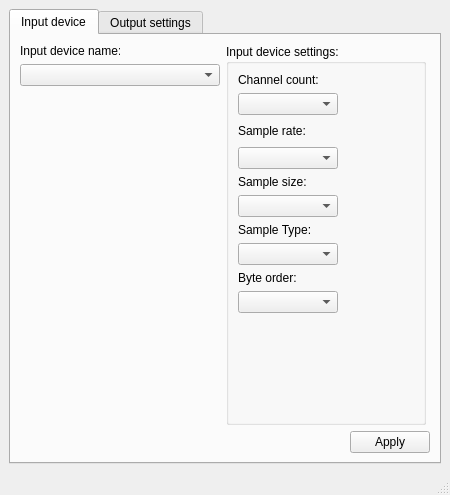
First picture: the form in MainWindow.ui, repository Unshiar/Eavesdropper, before the edit.
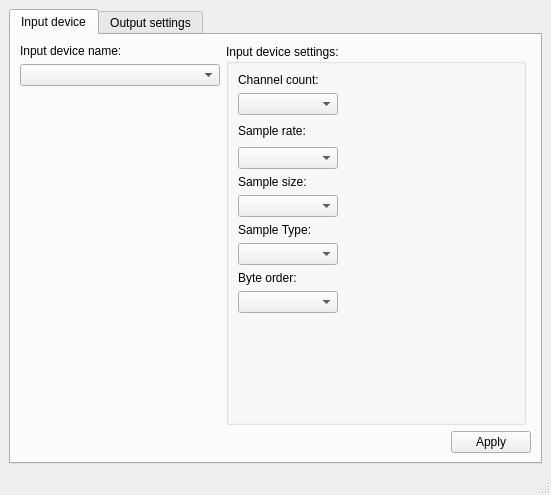
Second picture: the form after the edit.

Patch:
```diff
--- a/MainWindow.ui
+++ b/MainWindow.ui
@@ -6,7 +6,7 @@
    <rect>
     <x>0</x>
     <y>0</y>
-    <width>450</width>
+    <width>551</width>
     <height>495</height>
    </rect>
   </property>
@@ -18,7 +18,7 @@
   </property>
   <property name="maximumSize">
    <size>
-    <width>450</width>
+    <width>551</width>
     <height>495</height>
    </size>
   </property>
@@ -144,7 +144,7 @@
           </property>
           <property name="maximumSize">
            <size>
-            <width>200</width>
+            <width>300</width>
             <height>16777215</height>
            </size>
           </property>
```
Left out of the diff: 6 changed lines with no effect on the pictures.
